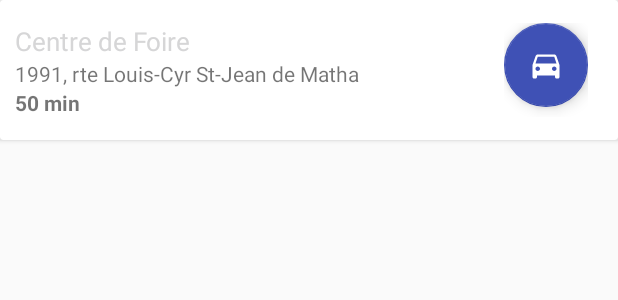
After one commit to Destinatr/Destinatr-Android, an Android app: the layout fragment_place_info.xml on its own in the app's theme, with its tools: preview values and no code run, on a phone screen of 412 x 824 dp. The commit adds this screen. Shown: the top 300 px of the screen. Run offline under Robolectric (Android 15) with nearby library versions, the phone set to English and light mode, and no system bars.

Commit message:
Added place selection

```diff
--- a/app/src/main/AndroidManifest.xml
+++ b/app/src/main/AndroidManifest.xml
@@ -11,8 +11,6 @@
             android:label="@string/app_name"
             android:supportsRtl="true"
             android:theme="@style/AppTheme">
-        <activity android:name=".MainActivity">
-        </activity>
         <!--
              The API key for Google Maps-based APIs is defined as a string resource.
              (See the file "res/values/google_maps_api.xml").
@@ -28,7 +26,8 @@
         <activity
                 android:name=".MapsActivity"
                 android:windowSoftInputMode="stateAlwaysHidden|adjustResize|adjustPan"
-                android:label="@string/title_activity_maps">
+                android:label="@string/title_activity_maps"
+                android:screenOrientation="portrait">
             <intent-filter>
                 <action android:name="android.intent.action.MAIN"/>
 
--- /dev/null
+++ b/app/src/main/res/drawable/ic_directions_car_black_24dp.xml
@@ -0,0 +1,9 @@
+<vector xmlns:android="http://schemas.android.com/apk/res/android"
+        android:width="24dp"
+        android:height="24dp"
+        android:viewportWidth="24.0"
+        android:viewportHeight="24.0">
+    <path
+        android:fillColor="#FFFFFF"
+        android:pathData="M18.92,6.01C18.72,5.42 18.16,5 17.5,5h-11c-0.66,0 -1.21,0.42 -1.42,1.01L3,12v8c0,0.55 0.45,1 1,1h1c0.55,0 1,-0.45 1,-1v-1h12v1c0,0.55 0.45,1 1,1h1c0.55,0 1,-0.45 1,-1v-8l-2.08,-5.99zM6.5,16c-0.83,0 -1.5,-0.67 -1.5,-1.5S5.67,13 6.5,13s1.5,0.67 1.5,1.5S7.33,16 6.5,16zM17.5,16c-0.83,0 -1.5,-0.67 -1.5,-1.5s0.67,-1.5 1.5,-1.5 1.5,0.67 1.5,1.5 -0.67,1.5 -1.5,1.5zM5,11l1.5,-4.5h11L19,11L5,11z"/>
+</vector>
--- a/app/src/main/res/layout/activity_maps.xml
+++ b/app/src/main/res/layout/activity_maps.xml
@@ -52,5 +52,11 @@
         </RelativeLayout>
 
     </RelativeLayout>
+    <RelativeLayout
+            android:id="@+id/infoCardContainer"
+            android:layout_width="match_parent"
+            android:layout_height="wrap_content" android:layout_alignParentBottom="true" android:gravity="bottom">
+
+    </RelativeLayout>
 
 </RelativeLayout>
--- /dev/null
+++ b/app/src/main/res/layout/fragment_place_info.xml
@@ -0,0 +1,60 @@
+<RelativeLayout xmlns:android="http://schemas.android.com/apk/res/android"
+                xmlns:app="http://schemas.android.com/apk/res-auto" xmlns:tools="http://schemas.android.com/tools"
+                android:layout_width="match_parent"
+                android:layout_height="match_parent"
+                tools:context="io.lassondehacks.destinatr.fragments.PlaceInfoFragment">
+
+
+    <android.support.v7.widget.CardView
+            android:id="@+id/container"
+            android:layout_width="match_parent"
+            android:layout_height="wrap_content">
+        <RelativeLayout
+                android:layout_width="match_parent"
+                android:layout_height="match_parent" android:paddingTop="15dp" android:paddingLeft="10dp"
+                android:paddingRight="10dp" android:paddingBottom="15dp">
+
+            <LinearLayout
+                    android:orientation="horizontal"
+                    android:layout_width="match_parent"
+                    android:layout_height="wrap_content">
+                <RelativeLayout
+                        android:layout_width="wrap_content"
+                        android:layout_height="wrap_content"
+                        android:layout_weight="1">
+
+                    <TextView
+                            android:id="@+id/titleText"
+                            android:text="Centre de Foire"
+                            android:layout_width="wrap_content"
+                            android:layout_height="wrap_content"
+                            android:textColor="@color/cast_intro_overlay_background_color" android:textSize="17sp"/>
+                    <TextView
+                            android:id="@+id/addressText"
+                            android:text="1991, rte Louis-Cyr St-Jean de Matha"
+                            android:layout_width="wrap_content"
+                            android:layout_height="wrap_content" android:layout_below="@+id/titleText"/>
+                    <TextView
+                            android:text="50 min"
+                            android:id="@+id/routeTimeText"
+                            android:layout_width="wrap_content"
+                            android:layout_height="wrap_content" android:layout_below="@+id/addressText"
+                            android:textStyle="normal|bold"/>
+                </RelativeLayout>
+                <RelativeLayout
+                        android:layout_width="wrap_content"
+                        android:layout_height="match_parent" android:layout_weight="0"
+                        android:layout_marginRight="10dp">
+
+                    <android.support.design.widget.FloatingActionButton
+                            android:layout_width="wrap_content"
+                            android:layout_height="wrap_content"
+                            android:clickable="true"
+                            app:fabSize="normal" app:srcCompat="@drawable/ic_directions_car_black_24dp"
+                            android:id="@+id/startRouteButton"
+                            app:backgroundTint="@color/colorPrimary"/>
+                </RelativeLayout>
+            </LinearLayout>
+        </RelativeLayout>
+    </android.support.v7.widget.CardView>
+</RelativeLayout>
--- a/app/src/main/res/values/strings.xml
+++ b/app/src/main/res/values/strings.xml
@@ -2,4 +2,7 @@
     <string name="app_name">Destinatr</string>
     <string name="title_activity_maps">Map</string>
     <string name="search_hint">Recherche...</string>
+
+    <!-- TODO: Remove or change this placeholder text -->
+    <string name="hello_blank_fragment">Hello blank fragment</string>
 </resources>
```
Also changed, not shown: app/src/main/java/io/lassondehacks/destinatr/MainActivity.kt (deleted, +0 -82 lines), app/src/main/java/io/lassondehacks/destinatr/MapsActivity.kt (+35 -16 lines), app/src/main/java/io/lassondehacks/destinatr/fragments/PlaceInfoFragment.kt (added, +39 -0 lines), app/src/main/java/io/lassondehacks/destinatr/fragments/ResultListViewFragment.kt (+3 -5 lines), app/src/main/res/layout/activity_main.xml (deleted, +0 -14 lines), app/src/main/res/layout/fragment_result_list_view.xml (+8 -3 lines), 1 other file.
